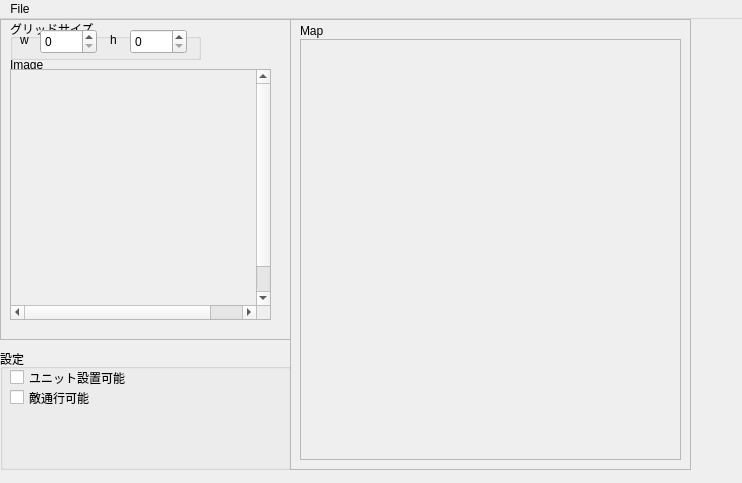
This is mainwindow.ui in chocoball/MapEditor as Qt 5 draws it before an edit. The edited form follows.
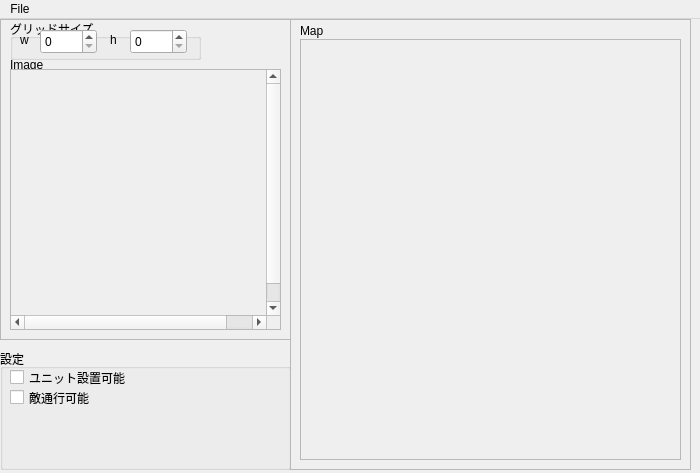
This is the edited form.

```diff
--- a/mainwindow.ui
+++ b/mainwindow.ui
@@ -6,10 +6,16 @@
    <rect>
     <x>0</x>
     <y>0</y>
-    <width>742</width>
-    <height>483</height>
+    <width>700</width>
+    <height>473</height>
    </rect>
   </property>
+  <property name="minimumSize">
+   <size>
+    <width>700</width>
+    <height>473</height>
+   </size>
+  </property>
   <property name="windowTitle">
    <string/>
   </property>
@@ -145,8 +151,8 @@
       <rect>
        <x>10</x>
        <y>50</y>
-       <width>261</width>
-       <height>251</height>
+       <width>271</width>
+       <height>261</height>
       </rect>
      </property>
      <property name="widgetResizable">
@@ -222,8 +228,8 @@
     <rect>
      <x>0</x>
      <y>0</y>
-     <width>742</width>
-     <height>22</height>
+     <width>700</width>
+     <height>17</height>
     </rect>
    </property>
    <widget class="QMenu" name="menuFile">
```
Left out of the diff: 4 changed lines with no effect on the pictures.
